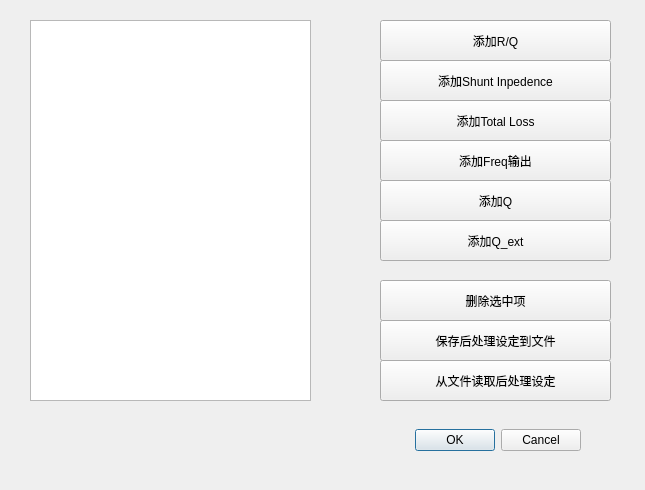
wzmsykk/cst_tools, file GUI/ui_post.ui: the form before one commit.
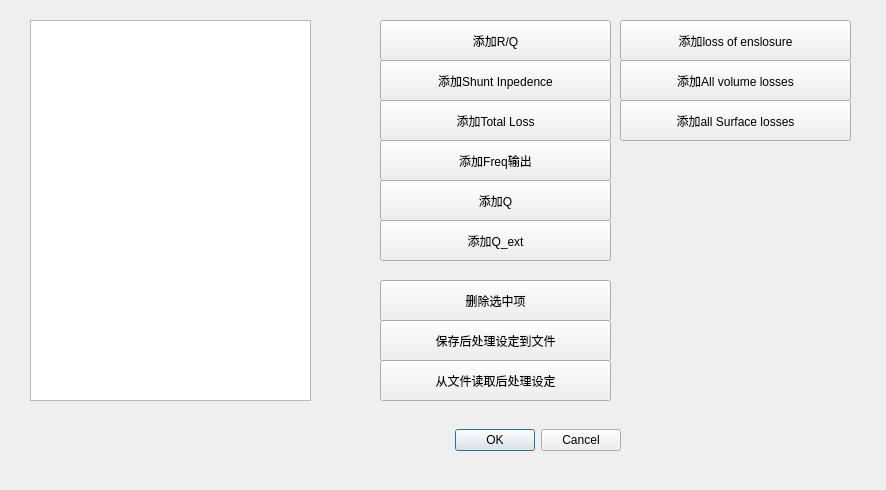
The form after the commit.

What changed in the file:
```diff
--- a/GUI/ui_post.ui
+++ b/GUI/ui_post.ui
@@ -6,7 +6,7 @@
    <rect>
     <x>0</x>
     <y>0</y>
-    <width>645</width>
+    <width>886</width>
     <height>490</height>
    </rect>
   </property>
@@ -16,7 +16,7 @@
   <widget class="QDialogButtonBox" name="buttonBox">
    <property name="geometry">
     <rect>
-     <x>180</x>
+     <x>220</x>
      <y>410</y>
      <width>401</width>
      <height>61</height>
@@ -156,6 +156,45 @@
     <string>添加Q_ext</string>
    </property>
   </widget>
+  <widget class="QPushButton" name="AddLossButton_Enclosure">
+   <property name="geometry">
+    <rect>
+     <x>620</x>
+     <y>20</y>
+     <width>231</width>
+     <height>41</height>
+    </rect>
+   </property>
+   <property name="text">
+    <string>添加loss of enslosure</string>
+   </property>
+  </widget>
+  <widget class="QPushButton" name="AddLossButton_Volume">
+   <property name="geometry">
+    <rect>
+     <x>620</x>
+     <y>60</y>
+     <width>231</width>
+     <height>41</height>
+    </rect>
+   </property>
+   <property name="text">
+    <string>添加All volume losses</string>
+   </property>
+  </widget>
+  <widget class="QPushButton" name="AddLossButton_Surface">
+   <property name="geometry">
+    <rect>
+     <x>620</x>
+     <y>100</y>
+     <width>231</width>
+     <height>41</height>
+    </rect>
+   </property>
+   <property name="text">
+    <string>添加all Surface losses</string>
+   </property>
+  </widget>
  </widget>
  <resources/>
  <connections>
```
